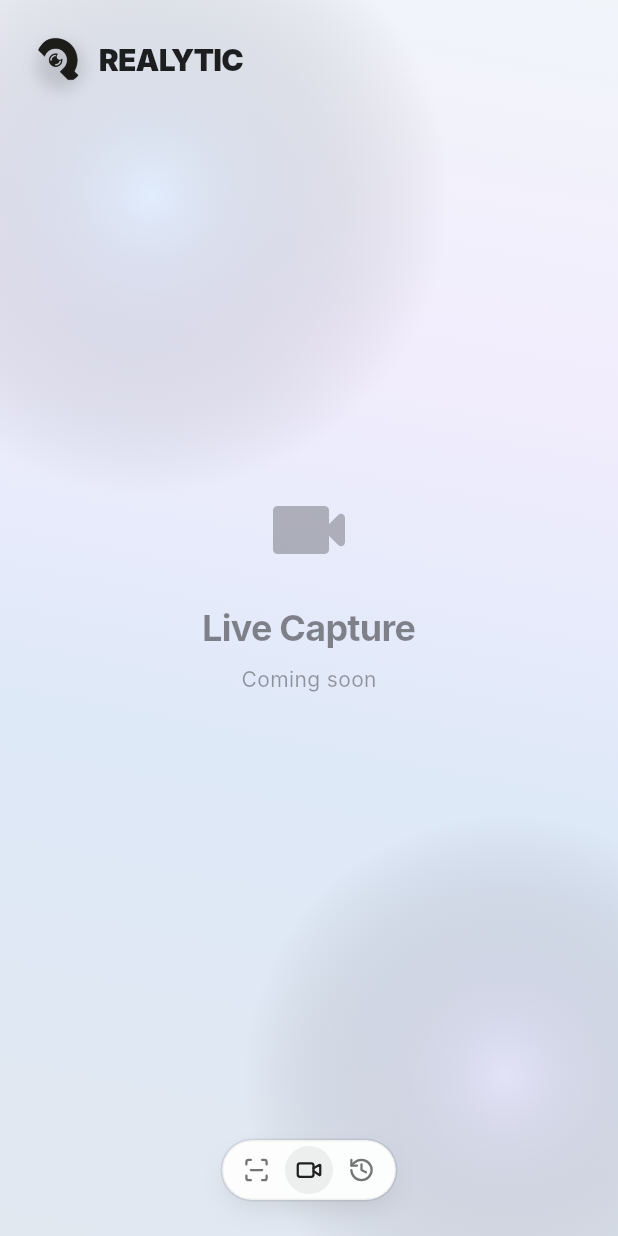
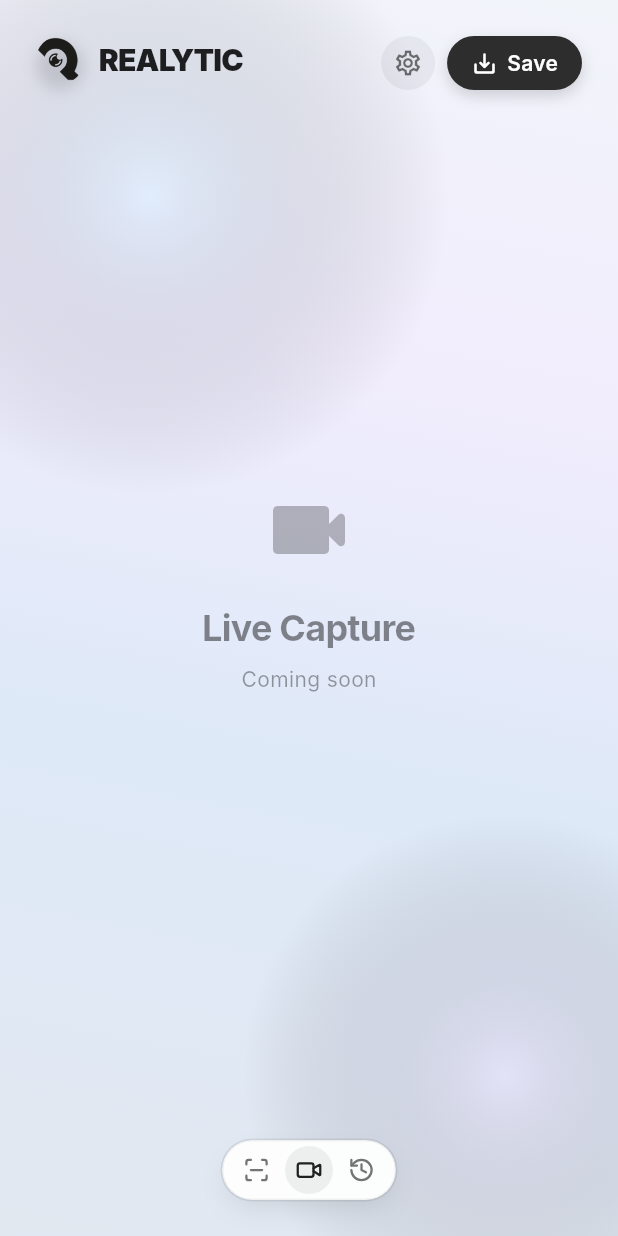
Before and after one commit to TisuPaper/kitahack, a Flutter app: the screen it shows after launch, after a tap on an icon or button, on a phone screen of 412 x 824 dp. Run offline on Flutter 3.47's test engine with Material 3 defaults, Android fonts, the phone set to English and light mode, and no system bars; our stand-ins replace file_picker, lucide_icons; missing offline and left inert: flutter_dropzone; Roboto replaces fonts that are missing (Inter).

Commit message:
add buttons at the top of the page

```diff
--- a/frontend/lib/screens/main_layout.dart
+++ b/frontend/lib/screens/main_layout.dart
@@ -75,6 +75,7 @@ class _MainLayoutState extends State<MainLayout> {
             child: SafeArea(
               child: Row(
                 mainAxisSize: MainAxisSize.min,
+                crossAxisAlignment: CrossAxisAlignment.center,
                 children: [
                   // Logo image from assets
                   Container(
@@ -105,6 +106,91 @@ class _MainLayoutState extends State<MainLayout> {
                       ),
                       overflow: TextOverflow.ellipsis,
                       maxLines: 1,
+                    ),
+                  ),
+                ],
+              ),
+            ),
+          ),
+
+          // Top Right Buttons (Settings & Save/History)
+          Positioned(
+            top: 24,
+            right: 24,
+            child: SafeArea(
+              child: Row(
+                mainAxisSize: MainAxisSize.min,
+                crossAxisAlignment: CrossAxisAlignment.center,
+                children: [
+                  // Settings Button (Light grey circle)
+                  Container(
+                    width: 36,
+                    height: 36,
+                    decoration: BoxDecoration(
+                      color: Colors.black.withValues(alpha: 0.05),
+                      shape: BoxShape.circle,
+                    ),
+                    child: Material(
+                      color: Colors.transparent,
+                      child: InkWell(
+                        borderRadius: BorderRadius.circular(18),
+                        onTap: () {
+                          // TODO: Implement settings action
+                        },
+                        child: const Icon(
+                          Icons.settings_outlined,
+                          size: 20,
+                          color: Colors.black54,
+                        ),
+                      ),
+                    ),
+                  ),
+                  const SizedBox(width: 8),
+                  // Save/History Button (Dark pill)
+                  Container(
+                    height: 36,
+                    decoration: BoxDecoration(
+                      color: const Color(0xFF2D2D2D), // Dark grey/black
+                      borderRadius: BorderRadius.circular(18),
+                      boxShadow: [
+                        BoxShadow(
+                          color: Colors.black.withValues(alpha: 0.15),
+                          blurRadius: 8,
+                          offset: const Offset(0, 4),
+                        ),
+                      ],
+                    ),
+                    child: Material(
+                      color: Colors.transparent,
+                      child: InkWell(
+                        borderRadius: BorderRadius.circular(18),
+                        onTap: () {
+                          // TODO: Implement save/history action
+                        },
+                        child: const Padding(
+                          padding: EdgeInsets.symmetric(horizontal: 16),
+                          child: Row(
+                            mainAxisSize: MainAxisSize.min,
+                            children: [
+                              Icon(
+                                Icons.save_alt_rounded, // Download/Save icon
+                                size: 18,
+                                color: Colors.white,
+                              ),
+                              SizedBox(width: 6),
+                              Text(
+                                'Save',
+                                style: TextStyle(
+                                  color: Colors.white,
+                                  fontSize: 14,
+                                  fontWeight: FontWeight.w600,
+                                  letterSpacing: 0.2,
+                                ),
+                              ),
+                            ],
+                          ),
+                        ),
+                      ),
                     ),
                   ),
                 ],
```
